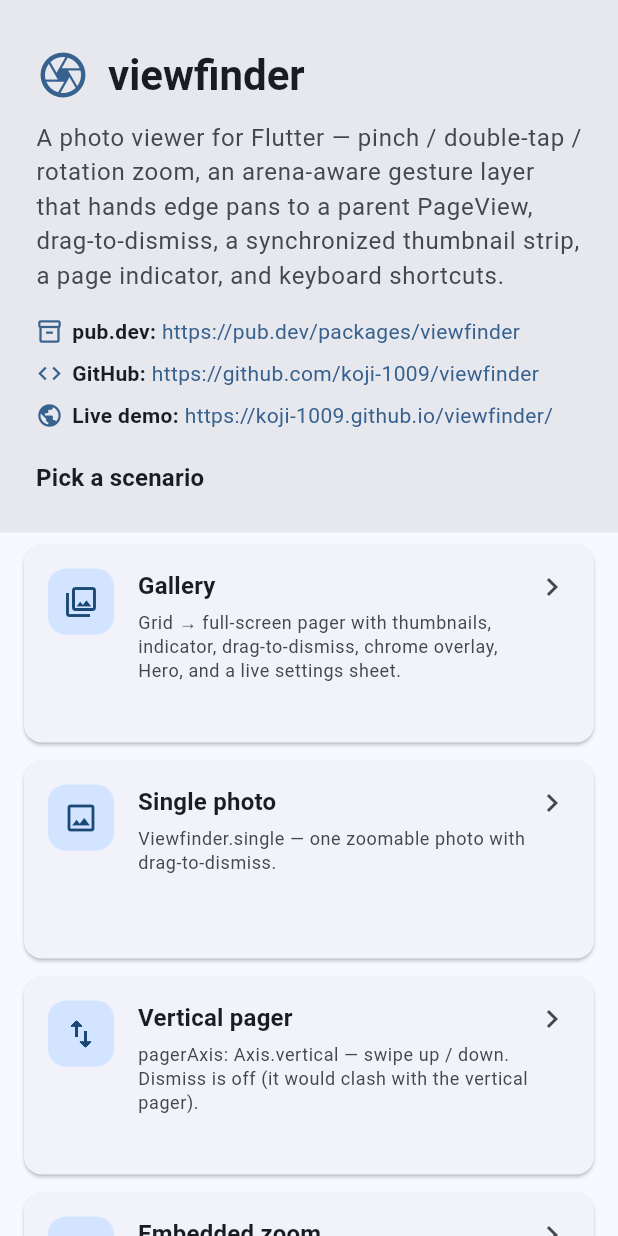
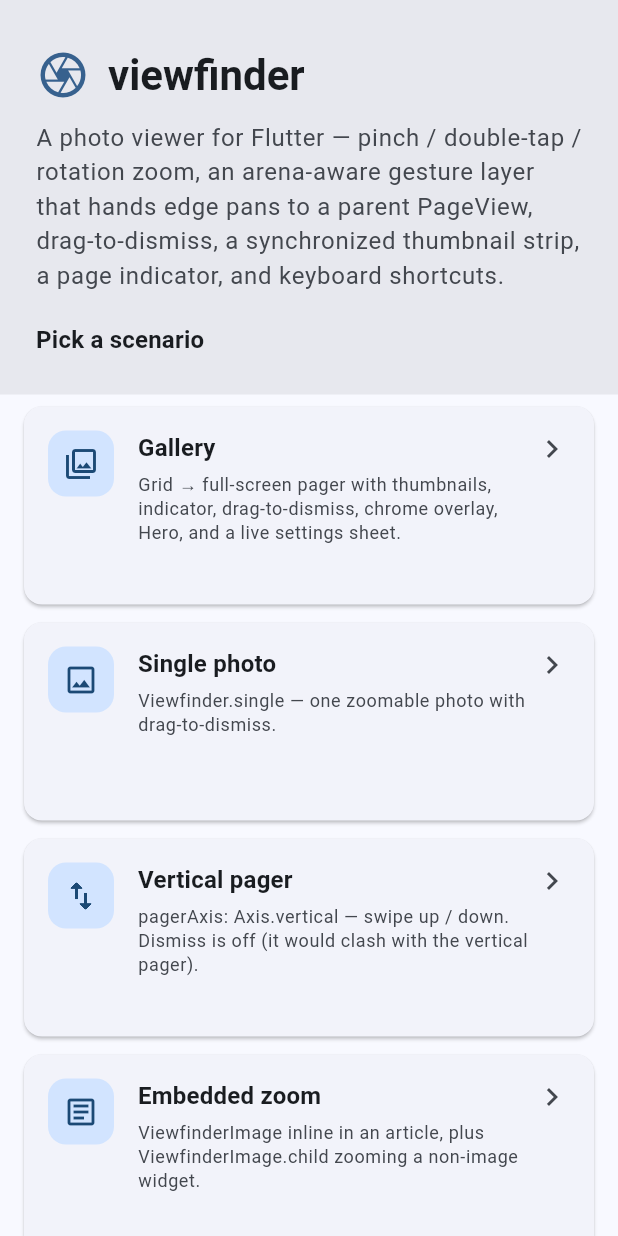
Before and after one commit to koji-1009/viewfinder, a Flutter app: the screen it shows after launch, on a phone screen of 412 x 824 dp. Run offline on Flutter 3.47's test engine with Material 3 defaults, Android fonts, the phone set to English and light mode, and no system bars; missing offline and left inert: taro.

Commit message:
Polish the demo for 1.0.0
- Follow light/dark theme outside the photo viewers
- Drop the header link chips; the demo just demos
- 1600 px photo sources; vertical pager pages on scroll
- Update stale scenario descriptions

Co-Authored-By: Claude Opus 4.8 (1M context) <noreply@anthropic.com>

```diff
--- a/example/lib/main.dart
+++ b/example/lib/main.dart
@@ -79,7 +79,9 @@ final List<_Scenario> _scenarios = [
   ),
   _Scenario(
     title: 'Rotation playground',
-    subtitle: 'rotateEnabled: true — two-finger rotation with a reset button.',
+    subtitle:
+        'rotateEnabled: true — two-finger rotation, plus a slider for '
+        'mouse / trackpad.',
     icon: Icons.rotate_right_outlined,
     builder: (_) => const RotationPage(),
   ),
@@ -128,10 +130,6 @@ class _HomePage extends StatelessWidget {
 class _Header extends StatelessWidget {
   const _Header();
 
-  static const _pubUrl = 'https://pub.dev/packages/viewfinder';
-  static const _githubUrl = 'https://github.com/koji-1009/viewfinder';
-  static const _demoUrl = 'https://koji-1009.github.io/viewfinder/';
-
   @override
   Widget build(BuildContext context) {
     final scheme = Theme.of(context).colorScheme;
@@ -176,28 +174,6 @@ class _Header extends StatelessWidget {
                       height: 1.45,
                     ),
                   ),
-                  const SizedBox(height: 16),
-                  const Wrap(
-                    spacing: 16,
-                    runSpacing: 8,
-                    children: [
-                      _LinkChip(
-                        icon: Icons.inventory_2_outlined,
-                        label: 'pub.dev',
-                        url: _pubUrl,
-                      ),
-                      _LinkChip(
-                        icon: Icons.code_outlined,
-                        label: 'GitHub',
-                        url: _githubUrl,
-                      ),
-                      _LinkChip(
-                        icon: Icons.public_outlined,
-                        label: 'Live demo',
-                        url: _demoUrl,
-                      ),
-                    ],
-                  ),
                   const SizedBox(height: 20),
                   Text(
                     'Pick a scenario',
@@ -211,40 +187,6 @@ class _Header extends StatelessWidget {
             ),
           ),
         ),
-      ),
-    );
-  }
-}
-
-/// A link shown as a copyable URL. No url_launcher dependency — the URL
-/// is rendered as selectable text so visitors can copy it, and the icon
-/// gives it a button-like affordance.
-class _LinkChip extends StatelessWidget {
-  const _LinkChip({required this.icon, required this.label, required this.url});
-
-  final IconData icon;
-  final String label;
-  final String url;
-
-  @override
-  Widget build(BuildContext context) {
-    final scheme = Theme.of(context).colorScheme;
-    return Tooltip(
-      message: url,
-      child: Row(
-        mainAxisSize: MainAxisSize.min,
-        children: [
-          Icon(icon, size: 18, color: scheme.primary),
-          const SizedBox(width: 6),
-          Text(
-            '$label: ',
-            style: TextStyle(
-              color: scheme.onSurface,
-              fontWeight: FontWeight.w600,
-            ),
-          ),
-          SelectableText(url, style: TextStyle(color: scheme.primary)),
-        ],
       ),
     );
   }
--- a/example/lib/pages/embedded_zoom_page.dart
+++ b/example/lib/pages/embedded_zoom_page.dart
@@ -58,7 +58,9 @@ class EmbeddedZoomPage extends StatelessWidget {
                         initialScale: const ViewfinderInitialScale.cover(),
                         doubleTapScales: const [1, 2.5, 5],
                         maxScale: 8,
-                        backgroundColor: Colors.black12,
+                        backgroundColor: Theme.of(
+                          context,
+                        ).colorScheme.surfaceContainerHighest,
                         semanticLabel: 'Embedded landscape photo',
                       ),
                     ),
--- a/example/lib/pages/rotation_page.dart
+++ b/example/lib/pages/rotation_page.dart
@@ -120,7 +120,7 @@ class _RotationPageState extends State<RotationPage> {
               child: ClipRRect(
                 borderRadius: BorderRadius.circular(16),
                 child: ColoredBox(
-                  color: Colors.black,
+                  color: Theme.of(context).colorScheme.surfaceContainerHighest,
                   child: LayoutBuilder(
                     builder: (context, constraints) {
                       _viewport = Size(
--- a/example/lib/pages/single_photo_page.dart
+++ b/example/lib/pages/single_photo_page.dart
@@ -80,10 +80,11 @@ class _SinglePhotoViewer extends StatelessWidget {
 
   @override
   Widget build(BuildContext context) {
+    final scheme = Theme.of(context).colorScheme;
     return Scaffold(
-      backgroundColor: Colors.black,
       body: Viewfinder.single(
         image: DemoPhotos.portrait,
+        backgroundColor: scheme.surface,
         hero: const ViewfinderHero(
           SinglePhotoPage._heroTag,
           thumbnailFit: BoxFit.cover,
@@ -92,6 +93,7 @@ class _SinglePhotoViewer extends StatelessWidget {
         maxScale: 10,
         dismiss: ViewfinderDismiss(
           onDismiss: () => Navigator.of(context).maybePop(),
+          backgroundColor: scheme.surface,
         ),
         errorBuilder: (_, _, _) => const DemoBrokenImage(),
         loadingBuilder: (_, child, progress) => progress == null
--- a/example/lib/shared.dart
+++ b/example/lib/shared.dart
@@ -9,6 +9,11 @@ import 'package:taro/taro.dart';
 /// picsum.photos is CORS-safe, so the same URLs work on the hosted web
 /// demo without a proxy.
 ///
+/// ~1600 px sources: plenty of zoom headroom for a demo while keeping
+/// the decoded textures small enough that hero flights and the grid
+/// stay smooth (a 4000 px source decodes to ~48 MB RGBA — ×14 photos
+/// repainting every transition frame).
+///
 /// 14 photos at mixed aspect ratios — enough to push the page indicator
 /// past its `maxDots` default of 12 (so the numeric `i / N` fallback
 /// kicks in for free), and enough to make the thumbnail strip's
@@ -17,20 +22,20 @@ class DemoPhotos {
   const DemoPhotos._();
 
   static const List<String> _urls = [
-    'https://picsum.photos/id/1015/4000/3000',
-    'https://picsum.photos/id/1018/4000/2666',
-    'https://picsum.photos/id/1019/4000/2666',
-    'https://picsum.photos/id/1025/3000/2000',
-    'https://picsum.photos/id/1029/3500/2333',
-    'https://picsum.photos/id/1037/4000/2666',
-    'https://picsum.photos/id/1039/4000/2500',
-    'https://picsum.photos/id/1041/3000/4000',
-    'https://picsum.photos/id/1043/2000/3000',
-    'https://picsum.photos/id/1050/4000/2666',
-    'https://picsum.photos/id/1055/3000/2000',
-    'https://picsum.photos/id/1059/3000/3000',
-    'https://picsum.photos/id/1074/4000/2666',
-    'https://picsum.photos/id/1080/4000/2250',
+    'https://picsum.photos/id/1015/1600/1200',
+    'https://picsum.photos/id/1018/1600/1066',
+    'https://picsum.photos/id/1019/1600/1066',
+    'https://picsum.photos/id/1025/1600/1066',
+    'https://picsum.photos/id/1029/1600/1066',
+    'https://picsum.photos/id/1037/1600/1066',
+    'https://picsum.photos/id/1039/1600/1000',
+    'https://picsum.photos/id/1041/1200/1600',
+    'https://picsum.photos/id/1043/1066/1600',
+    'https://picsum.photos/id/1050/1600/1066',
+    'https://picsum.photos/id/1055/1600/1066',
+    'https://picsum.photos/id/1059/1600/1600',
+    'https://picsum.photos/id/1074/1600/1066',
+    'https://picsum.photos/id/1080/1600/900',
   ];
 
   /// Full-resolution providers, one per photo.
@@ -91,8 +96,12 @@ class DemoBrokenImage extends StatelessWidget {
   const DemoBrokenImage({super.key});
 
   @override
-  Widget build(BuildContext context) => const Center(
-    child: Icon(Icons.broken_image, color: Colors.white54, size: 48),
+  Widget build(BuildContext context) => Center(
+    child: Icon(
+      Icons.broken_image,
+      color: Theme.of(context).colorScheme.onSurfaceVariant,
+      size: 48,
+    ),
   );
 }
 
```
Also changed, not shown: example/lib/pages/gallery_page.dart (+7 -5 lines), example/lib/pages/vertical_pager_page.dart (+15 -7 lines), 1 other file.
